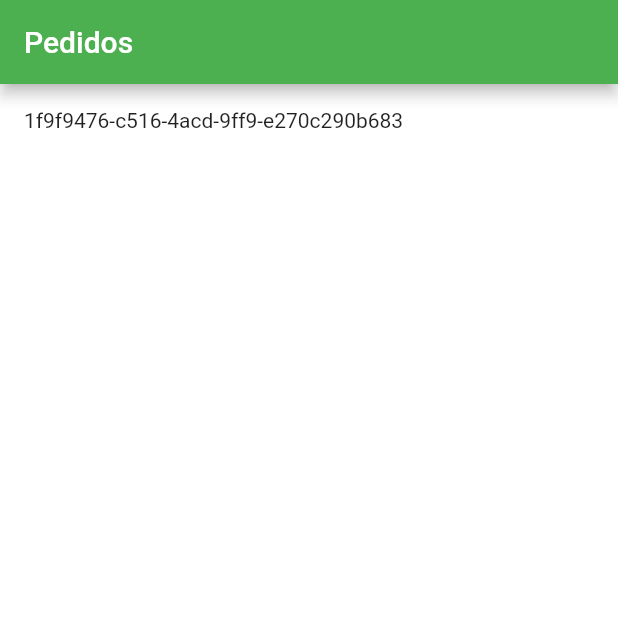
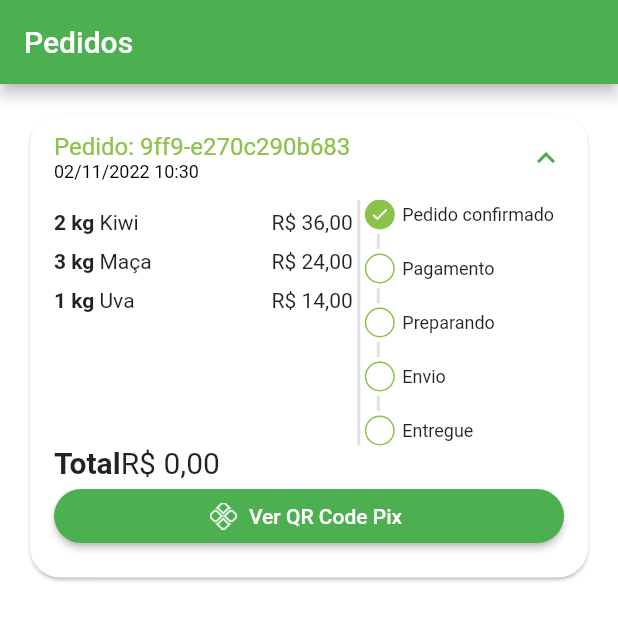
Before and after one commit to bonzaninojc/greengrocer, a Flutter app: the OrdersTab screen opened directly, on a phone screen of 412 x 824 dp. Shown: the top 620 px of the screen. Run offline on Flutter 3.47's test engine with Material 2 defaults, Android fonts, the phone set to English and light mode, and no system bars; our stand-ins replace animated_text_kit, badges, mask_text_input_formatter, qr_flutter; missing offline and left inert: dart:ffi.

Commit message:
interface criada

```diff
--- a/lib/src/config/app_data.dart
+++ b/lib/src/config/app_data.dart
@@ -67,8 +67,8 @@ List<OrderModel> orders = [
       copyPaste: '94a65366-01ef-4fc9-8021-9a8fa8f108ab',
       orderDate: DateTime.now(),
       items: cartList,
-      id: '1f9f9476-c516-4acd-9ff9-e270c290b683',
+      id: '9ff9-e270c290b683',
       overdueDate: DateTime.parse("2023-10-30 11:00:00.000"),
-      status: 'panding_payment',
+      status: 'pending_payment',
       total: 0)
 ];
--- a/lib/src/pages/cart/cart_tab.dart
+++ b/lib/src/pages/cart/cart_tab.dart
@@ -5,6 +5,7 @@ import 'package:greengrocer/src/config/custom_colors.dart';
 import 'package:greengrocer/src/models/cart_item_model.dart';
 import 'package:greengrocer/src/models/item_model.dart';
 import 'package:greengrocer/src/pages/cart/components/cart_tile.dart';
+import 'package:greengrocer/src/pages/orders/components/payment_dialog.dart';
 import 'package:greengrocer/src/services/utils_services.dart';
 import 'package:greengrocer/src/config/app_data.dart' as appData;
 
@@ -88,7 +89,15 @@ class _CartTabState extends State<CartTab> {
                               borderRadius: BorderRadius.circular(18))),
                       onPressed: () async {
                         bool? confirmationOrder = await showOrderConfirmation();
-                        print(confirmationOrder);
+                        if (confirmationOrder ?? false) {
+                          showDialog(
+                              context: context,
+                              builder: ((context) {
+                                return PaymentDialog(
+                                  order: appData.orders.first,
+                                );
+                              }));
+                        }
                       },
                       child: const Text(
                         "Confirmar Pedido",
--- /dev/null
+++ b/lib/src/pages/orders/components/order_status_widgets.dart
@@ -0,0 +1,118 @@
+import 'package:flutter/material.dart';
+import 'package:greengrocer/src/config/custom_colors.dart';
+
+class OrderStatusWidget extends StatelessWidget {
+  final String status;
+  final bool isOverdue;
+  final Map<String, int> allStatus = <String, int>{
+    'pending_payment': 0,
+    'refunded': 1,
+    'paid': 2,
+    'preparing_purchase': 3,
+    'shipping': 4,
+    'delivared': 5,
+  };
+
+  int get currentStatus => allStatus[status]!;
+
+  OrderStatusWidget({super.key, required this.status, required this.isOverdue});
+
+  @override
+  Widget build(BuildContext context) {
+    return Column(
+      crossAxisAlignment: CrossAxisAlignment.start,
+      children: [
+        const _StatusDot(isActive: true, text: 'Pedido confirmado'),
+        const _CustomDivider(),
+        if (currentStatus == 1) ...[
+          const _StatusDot(
+            isActive: true,
+            text: 'Pix estornado',
+            backgroundColor: Colors.orange,
+          ),
+        ] else if (isOverdue) ...[
+          const _StatusDot(
+            isActive: true,
+            text: 'Pagamento pix vencido',
+            backgroundColor: Colors.red,
+          )
+        ] else ...[
+          _StatusDot(isActive: currentStatus >= 2, text: 'Pagamento'),
+          const _CustomDivider(),
+          _StatusDot(isActive: currentStatus >= 3, text: 'Preparando'),
+          const _CustomDivider(),
+          _StatusDot(isActive: currentStatus >= 4, text: 'Envio'),
+          const _CustomDivider(),
+          _StatusDot(isActive: currentStatus >= 5, text: 'Entregue'),
+        ]
+      ],
+    );
+  }
+}
+
+class _CustomDivider extends StatelessWidget {
+  const _CustomDivider({super.key});
+
+  @override
+  Widget build(BuildContext context) {
+    return Container(
+      margin: const EdgeInsets.symmetric(horizontal: 8, vertical: 3),
+      height: 10,
+      width: 2,
+      color: Colors.grey.shade300,
+    );
+  }
+}
+
+class _StatusDot extends StatelessWidget {
+  final bool isActive;
+  final String text;
+  final Color? backgroundColor;
+
+  const _StatusDot(
+      {super.key,
+      required this.isActive,
+      required this.text,
+      this.backgroundColor});
+
+  @override
+  Widget build(BuildContext context) {
+    return Row(
+      children: [
+        //DOT
+        Container(
+          alignment: Alignment.center,
+          height: 20,
+          width: 20,
+          decoration: BoxDecoration(
+              color: isActive
+                  ? backgroundColor ?? CustomColors.customSwatchColor
+                  : Colors.transparent,
+              shape: BoxShape.circle,
+              border: Border.all(
+                color: CustomColors.customSwatchColor,
+              )),
+          child: isActive
+              ? const Icon(
+                  Icons.check,
+                  size: 13,
+                  color: Colors.white,
+                )
+              : const SizedBox.shrink(),
+        ),
+
+        const SizedBox(
+          width: 5,
+        ),
+
+        Expanded(
+            child: Text(
+          text,
+          style: const TextStyle(
+            fontSize: 12,
+          ),
+        )),
+      ],
+    );
+  }
+}
--- /dev/null
+++ b/lib/src/pages/orders/components/order_tile.dart
@@ -0,0 +1,158 @@
+import 'package:flutter/material.dart';
+import 'package:flutter/src/widgets/container.dart';
+import 'package:flutter/src/widgets/framework.dart';
+import 'package:greengrocer/src/config/custom_colors.dart';
+import 'package:greengrocer/src/models/cart_item_model.dart';
+import 'package:greengrocer/src/models/order_model.dart';
+import 'package:greengrocer/src/pages/orders/components/order_status_widgets.dart';
+import 'package:greengrocer/src/pages/orders/components/payment_dialog.dart';
+import 'package:greengrocer/src/services/utils_services.dart';
+
+class OrderTile extends StatelessWidget {
+  final OrderModel order;
+  final UtilsServices utils = UtilsServices();
+
+  OrderTile({super.key, required this.order});
+
+  @override
+  Widget build(BuildContext context) {
+    return Card(
+      shape: RoundedRectangleBorder(borderRadius: BorderRadius.circular(20)),
+      child: Theme(
+        data: Theme.of(context).copyWith(dividerColor: Colors.transparent),
+        child: ExpansionTile(
+          initiallyExpanded: order.status == 'pending_payment',
+          title: Column(
+            mainAxisSize: MainAxisSize.min,
+            crossAxisAlignment: CrossAxisAlignment.start,
+            children: [
+              Text(
+                'Pedido: ${order.id}',
+                style: TextStyle(color: CustomColors.customSwatchColor),
+              ),
+              Text(
+                utils.formateDateTime(order.orderDate),
+                style: const TextStyle(
+                  fontSize: 12,
+                  color: Colors.black,
+                ),
+              ),
+            ],
+          ),
+          childrenPadding: const EdgeInsets.fromLTRB(16, 0, 16, 16),
+          expandedCrossAxisAlignment: CrossAxisAlignment.stretch,
+          children: [
+            IntrinsicHeight(
+              child: Row(
+                children: [
+                  //lista d pedidos
+                  Expanded(
+                    flex: 3,
+                    child: SizedBox(
+                      height: 150,
+                      child: ListView(
+                        children: order.items.map((orderItem) {
+                          return _OrderItemWidget(
+                            utils: utils,
+                            orderItem: orderItem,
+                          );
+                        }).toList(),
+                      ),
+                    ),
+                  ),
+
+                  //linha divisoria
+                  VerticalDivider(
+                    color: Colors.grey.shade300,
+                    thickness: 2,
+                    width: 8,
+                  ),
+
+                  //status
+                  Expanded(
+                    flex: 2,
+                    child: OrderStatusWidget(
+                      status: order.status,
+                      isOverdue: order.overdueDate.isBefore(DateTime.now()),
+                    ),
+                  ),
+                ],
+              ),
+            ),
+
+            //total
+            Text.rich(TextSpan(
+                style: const TextStyle(
+                  fontSize: 20,
+                ),
+                children: [
+                  const TextSpan(
+                      text: 'Total',
+                      style: TextStyle(
+                        fontWeight: FontWeight.bold,
+                      )),
+                  TextSpan(
+                    text: utils.priceToCurrency(order.total),
+                  )
+                ])),
+
+            //botao pagamento
+            Visibility(
+              visible: order.status == 'pending_payment',
+              child: ElevatedButton.icon(
+                  style: ElevatedButton.styleFrom(
+                    shape: RoundedRectangleBorder(
+                      borderRadius: BorderRadius.circular(20),
+                    ),
+                  ),
+                  onPressed: () {
+                    showDialog(
+                        context: context,
+                        builder: ((context) {
+                          return PaymentDialog(
+                            order: order,
+                          );
+                        }));
+                  },
+                  icon: Image.asset(
+                    'assets/app_images/pix.png',
+                    height: 18,
+                  ),
+                  label: const Text('Ver QR Code Pix')),
+            )
+          ],
+        ),
+      ),
+    );
+  }
+}
+
+class _OrderItemWidget extends StatelessWidget {
+  const _OrderItemWidget({
+    Key? key,
+    required this.utils,
+    required this.orderItem,
+  }) : super(key: key);
+
+  final UtilsServices utils;
+  final CartItemModel orderItem;
+
+  @override
+  Widget build(BuildContext context) {
+    return Padding(
+      padding: const EdgeInsets.only(bottom: 10),
+      child: Row(
+        children: [
+          Text(
+            '${orderItem.quantity} ${orderItem.item.unit} ',
+            style: const TextStyle(
+              fontWeight: FontWeight.bold,
+            ),
+          ),
+          Expanded(child: Text(orderItem.item.itemName)),
+          Text(utils.priceToCurrency(orderItem.totalPrice()))
+        ],
+      ),
+    );
+  }
+}
--- /dev/null
+++ b/lib/src/pages/orders/components/payment_dialog.dart
@@ -0,0 +1,102 @@
+import 'package:flutter/material.dart';
+import 'package:flutter/src/widgets/container.dart';
+import 'package:flutter/src/widgets/framework.dart';
+import 'package:greengrocer/src/models/order_model.dart';
+import 'package:greengrocer/src/services/utils_services.dart';
+import 'package:qr_flutter/qr_flutter.dart';
+
+class PaymentDialog extends StatelessWidget {
+  final OrderModel order;
+  final UtilsServices utils = UtilsServices();
+
+  PaymentDialog({super.key, required this.order});
+
+  @override
+  Widget build(BuildContext context) {
+    return Dialog(
+      shape: RoundedRectangleBorder(
+        borderRadius: BorderRadius.circular(20),
+      ),
+      child: Stack(
+        alignment: Alignment.center,
+        children: [
+          //conteudo
+          Padding(
+            padding: const EdgeInsets.all(8.0),
+            child: Column(
+              mainAxisSize: MainAxisSize.min,
+              children: [
+                //TITULO
+                const Padding(
+                  padding: EdgeInsets.symmetric(vertical: 10),
+                  child: Text(
+                    "Pagamento com pix",
+                    style: TextStyle(
+                      fontWeight: FontWeight.bold,
+                      fontSize: 18,
+                    ),
+                  ),
+                ),
+
+                //qr code
+                QrImage(
+                  data: "1234567890",
+                  version: QrVersions.auto,
+                  size: 200.0,
+                ),
+                //vencimento
+                Text(
+                  'Vencimento: ${utils.formateDateTime(order.overdueDate)}',
+                  style: const TextStyle(
+                    fontSize: 12,
+                  ),
+                ),
+
+                //total
+                Text(
+                  'Total: ${utils.priceToCurrency(order.total)}',
+                  style: const TextStyle(
+                    fontWeight: FontWeight.bold,
+                    fontSize: 17,
+                  ),
+                ),
+                //pix-copia e cola
+                OutlinedButton.icon(
+                    style: OutlinedButton.styleFrom(
+                      shape: RoundedRectangleBorder(
+                        borderRadius: BorderRadius.circular(20),
+                      ),
+                      side: const BorderSide(
+                        width: 2,
+                        color: Colors.green,
+                      ),
+                    ),
+                    onPressed: () {},
+                    icon: const Icon(
+                      Icons.copy,
+                      size: 15,
+                    ),
+                    label: const Text(
+                      'Copiar código pix',
+                      style: TextStyle(
+                        fontSize: 13,
+                      ),
+                    ))
+              ],
+            ),
+          ),
+
+          //x do dialog
+          Positioned(
+              top: 0,
+              right: 0,
+              child: IconButton(
+                  onPressed: () {
+                    Navigator.of(context).pop();
+                  },
+                  icon: const Icon(Icons.close)))
+        ],
+      ),
+    );
+  }
+}
--- a/lib/src/pages/orders/orders_tab.dart
+++ b/lib/src/pages/orders/orders_tab.dart
@@ -2,6 +2,7 @@ import 'package:flutter/material.dart';
 import 'package:flutter/src/widgets/container.dart';
 import 'package:flutter/src/widgets/framework.dart';
 import 'package:greengrocer/src/config/app_data.dart' as appData;
+import 'package:greengrocer/src/pages/orders/components/order_tile.dart';
 
 class OrdersTab extends StatelessWidget {
   const OrdersTab({super.key});
@@ -16,7 +17,9 @@ class OrdersTab extends StatelessWidget {
           padding: const EdgeInsets.all(16),
           physics: BouncingScrollPhysics(),
           itemBuilder: ((context, index) {
-            return Text(appData.orders[index].id);
+            return OrderTile(
+              order: appData.orders[index],
+            );
           }),
           separatorBuilder: (context, index) {
             return const SizedBox(
--- a/lib/src/services/utils_services.dart
+++ b/lib/src/services/utils_services.dart
@@ -1,8 +1,16 @@
 import 'package:intl/intl.dart';
+import 'package:intl/date_symbol_data_local.dart';
 
 class UtilsServices {
   String priceToCurrency(double price) {
     NumberFormat format = NumberFormat.simpleCurrency(locale: 'pt_BR');
     return format.format(price);
   }
+
+  String formateDateTime(DateTime dataRaw) {
+    initializeDateFormatting();
+
+    DateFormat dateFormat = DateFormat.yMd('pt_BR').add_Hm();
+    return dateFormat.format(dataRaw);
+  }
 }
--- a/pubspec.yaml
+++ b/pubspec.yaml
@@ -39,6 +39,7 @@ dependencies:
   mask_text_input_formatter: ^2.4.0
   badges: ^2.0.1
   intl: ^0.17.0
+  qr_flutter: ^4.0.0
 
 dev_dependencies:
   flutter_test:
@@ -64,6 +65,7 @@ flutter:
   # To add assets to your application, add an assets section, like this:
   assets:
     - assets/fruits/
+    - assets/app_images/
   #   - images/a_dot_ham.jpeg
 
   # An image asset can refer to one or more resolution-specific "variants", see
```
Also changed, not shown: assets/app_images/pix.png (added), pubspec.lock.
